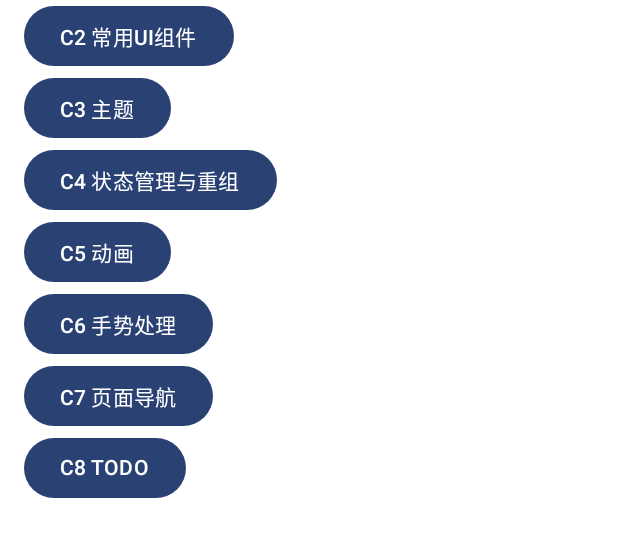
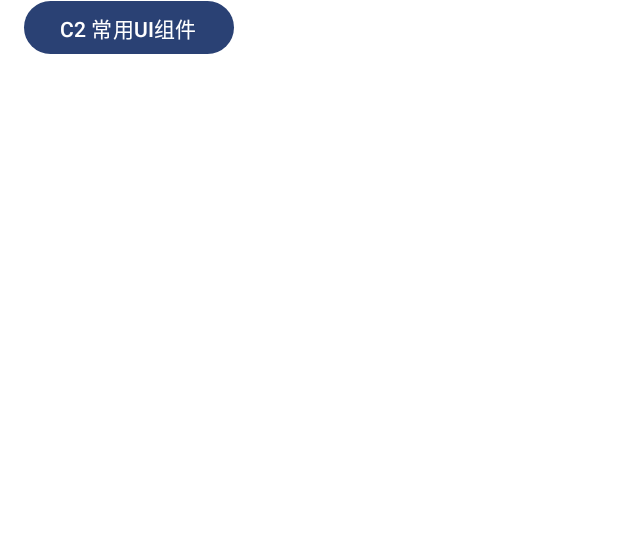
Before and after one commit to gengwenwu/AndroidComposeDemo, an Android app built with Jetpack Compose: the @Preview function ActivityPreview, on a phone screen of 412 x 824 dp. Shown: the top 537 px of the screen. Run offline under Robolectric (Android 15) with nearby library versions, the phone set to English and light mode, and no system bars.

Commit message:
优化导航

```diff
--- a/app/src/main/AndroidManifest.xml
+++ b/app/src/main/AndroidManifest.xml
@@ -12,10 +12,22 @@
         android:supportsRtl="true"
         android:theme="@style/Theme.AndroidComposeDemo"
         tools:targetApi="31">
+
+<!--        <activity-->
+<!--            android:name=".MainActivity"-->
+<!--            android:exported="true"-->
+<!--            android:screenOrientation="portrait"-->
+<!--            android:theme="@style/Theme.AndroidComposeDemo">-->
+<!--            <intent-filter>-->
+<!--                <action android:name="android.intent.action.MAIN" /> -->
+
+<!--                <category android:name="android.intent.category.LAUNCHER" /> -->
+<!--            </intent-filter>-->
+<!--        </activity>-->
+
         <activity
-            android:name=".MainActivity"
+            android:name=".ui.book.BookAndroidComposeActivity"
             android:exported="true"
-            android:label="@string/app_name"
             android:screenOrientation="portrait"
             android:theme="@style/Theme.AndroidComposeDemo">
             <intent-filter>
@@ -24,10 +36,6 @@
                 <category android:name="android.intent.category.LAUNCHER" />
             </intent-filter>
         </activity>
-
-        <activity
-            android:name=".ui.book.BookAndroidComposeActivity"
-            android:screenOrientation="portrait" />
         <activity
             android:name=".ui.google.GoogleAndroidComposeActivity"
             android:screenOrientation="portrait" />
--- a/app/src/main/java/org/logan/compose/demo/base/fragment/NavMenuFragment.kt
+++ b/app/src/main/java/org/logan/compose/demo/base/fragment/NavMenuFragment.kt
@@ -1,5 +1,7 @@
 package org.logan.compose.demo.base.fragment
 
+import androidx.compose.foundation.layout.fillMaxSize
+import androidx.compose.foundation.layout.height
 import androidx.compose.foundation.layout.padding
 import androidx.compose.foundation.lazy.LazyColumn
 import androidx.compose.material3.Button
@@ -25,7 +27,9 @@ class NavMenuFragment(
 
     @Composable
     override fun MyFragmentView() {
-        LazyColumn() {
+        LazyColumn(
+            modifier = Modifier.fillMaxSize()
+        ) {
             menu.forEach {
                 item {
                     MenuButton(it.key, it.value, menuClickConsumer)
@@ -39,7 +43,13 @@ class NavMenuFragment(
 fun MenuButton(text: String, fragment: Fragment?, menuClickConsumer: ((Fragment) -> Unit)? = null) {
     val context = LocalContext.current
 
-    Button(modifier = Modifier.padding(start = 16.dp, end = 16.dp), onClick = {
+    Button(
+        //
+        modifier = Modifier
+            .padding(start = 16.dp, end = 16.dp)
+            .height(35.dp),
+        //
+        onClick = {
             if (fragment == null) {
                 context.showMsg("该功能未实现")
             } else {
--- a/app/src/main/java/org/logan/compose/demo/ui/book/BookAndroidComposeActivity.kt
+++ b/app/src/main/java/org/logan/compose/demo/ui/book/BookAndroidComposeActivity.kt
@@ -105,12 +105,12 @@ fun FragmentContainer(modifier: Modifier = Modifier, fragment: Fragment) {
 private fun getMenuConfigs(): Map<String, Fragment?> {
     return mapOf(
         "C2 常用UI组件" to C2_1_TestFragment(),
-        "C3 主题" to C2_2_TestFragment(),
-        "C4 状态管理与重组" to null,
-        "C5 动画" to null,
-        "C6 手势处理" to null,
-        "C7 页面导航" to null,
-        "C8 TODO" to null
+        // "C3 主题" to C2_2_TestFragment(),
+        // "C4 状态管理与重组" to null,
+        // "C5 动画" to null,
+        // "C6 手势处理" to null,
+        // "C7 页面导航" to null,
+        // "C8 TODO" to null
     )
 }
 
```
Lines whose indentation alone changed are shown as unchanged.
